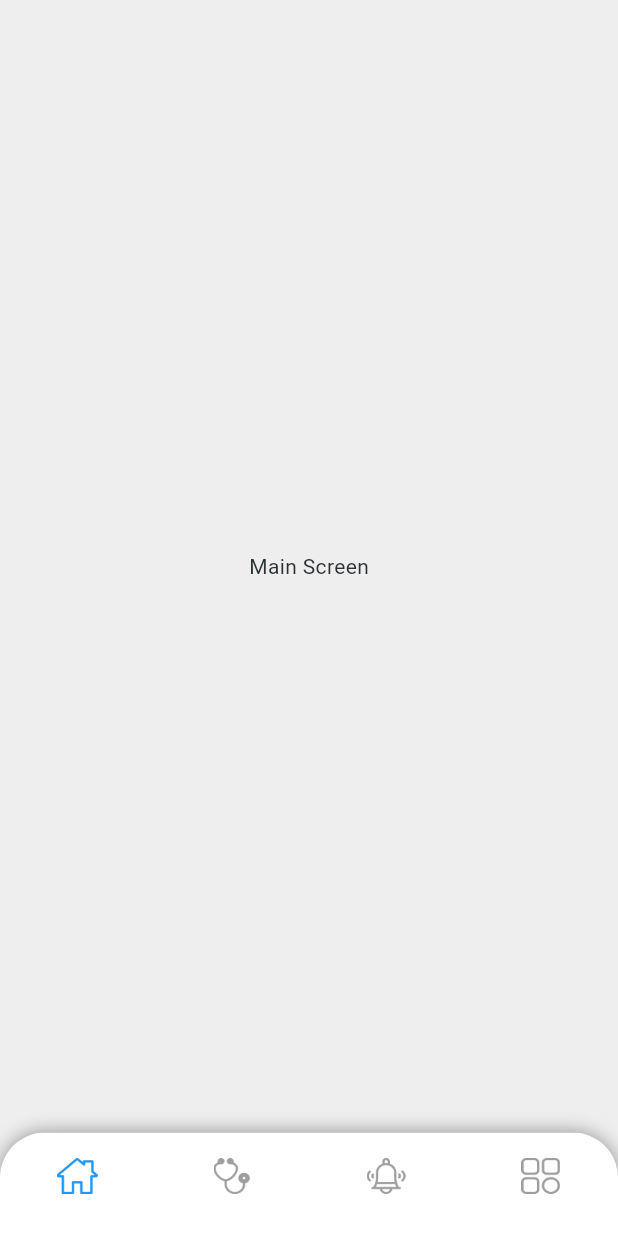
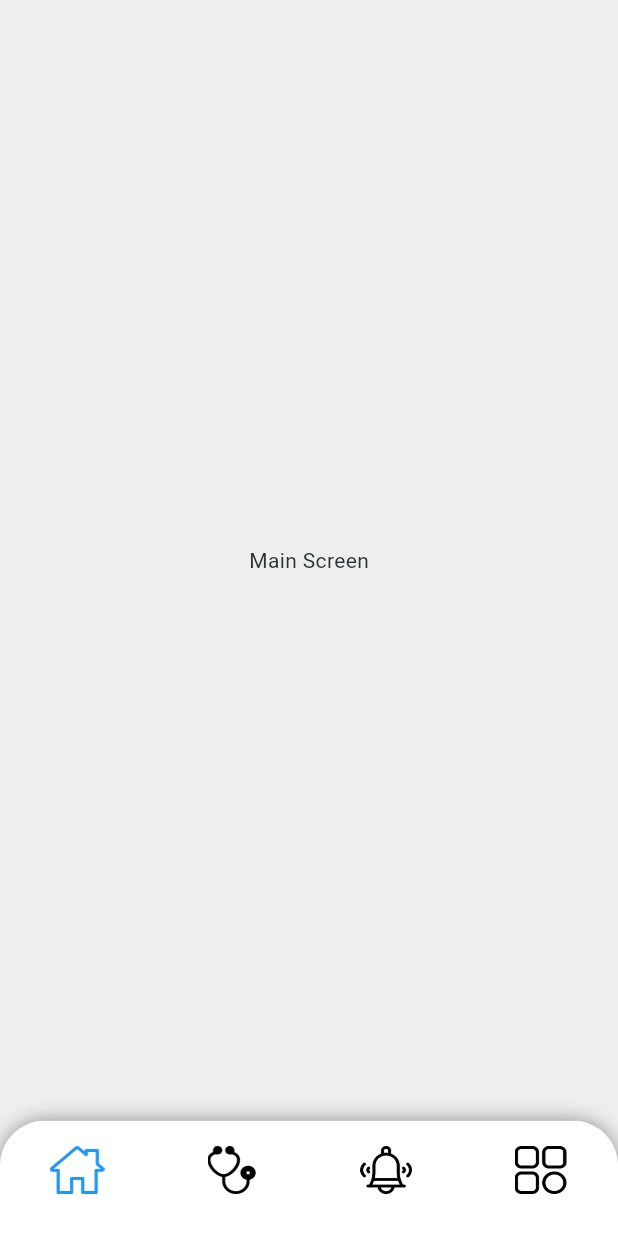
Before and after one commit to Durotann/DocApp, a Flutter app: the HomeScreen screen opened by its route, on a phone screen of 412 x 824 dp. Shown: the top 1233 px of the screen. Run offline on Flutter 3.47's test engine with Material 3 defaults, Android fonts, the phone set to English and light mode, and no system bars; our stand-ins replace auto_route, bloc, equatable, flutter_bloc, flutter_svg.

Commit message:
finish BottomNavigationBar

```diff
--- a/doc_app/lib/route_config/auto_route_config.dart
+++ b/doc_app/lib/route_config/auto_route_config.dart
@@ -18,6 +18,9 @@ class AppRouter extends RootStackRouter {
           page: HomeRoute.page,
           children: [
             AutoRoute(page: MainRoute.page),
+            AutoRoute(page: SearchRoute.page),
+            AutoRoute(page: NotificationRoute.page),
+            AutoRoute(page: ExtensionRoute.page),
           ],
         ),
       ];
--- a/doc_app/lib/ui/bottom_navigation_bar/bottom_navigation_bar.dart
+++ b/doc_app/lib/ui/bottom_navigation_bar/bottom_navigation_bar.dart
@@ -1,7 +1,6 @@
 import 'package:auto_route/auto_route.dart';
 import 'package:doc_app/route_config/auto_route_config.gr.dart';
 import 'package:flutter/material.dart';
-import 'package:flutter_svg/svg.dart';
 
 @RoutePage()
 class HomeScreen extends StatefulWidget {
@@ -20,10 +19,12 @@ class _HomeScreenState extends State<HomeScreen> {
     return AutoTabsRouter(
         routes: const [
           MainRoute(),
-          MainRoute(),
-          MainRoute(),
+          SearchRoute(),
+          NotificationRoute(),
+          ExtensionRoute(),
         ],
         builder: (context, child) {
+          final tabsRoute = AutoTabsRouter.of(context);
           return Scaffold(
             body: child,
             bottomNavigationBar: Container(
@@ -49,7 +50,9 @@ class _HomeScreenState extends State<HomeScreen> {
                   type: BottomNavigationBarType.fixed,
                   backgroundColor: Colors.white,
                   elevation: 1,
-                  onTap: changeTab,
+                  onTap: (value) {
+                    tabsRoute.setActiveIndex(value);
+                  },
                   selectedItemColor:
                       theme.bottomNavigationBarTheme.selectedItemColor,
                   currentIndex: currentIndex,
@@ -59,12 +62,14 @@ class _HomeScreenState extends State<HomeScreen> {
                         padding: const EdgeInsets.only(top: 10.0),
                         child: ColorFiltered(
                           colorFilter: ColorFilter.mode(
-                            currentIndex == 0 ? Colors.blue : Colors.grey,
+                            tabsRoute.activeIndex == 0
+                                ? Colors.blue
+                                : Colors.black,
                             BlendMode.srcIn,
                           ),
                           child: Image.asset(
                             "images/home1.png",
-                            scale: 4,
+                            scale: 3,
                           ),
                         ),
                       ),
@@ -75,10 +80,15 @@ class _HomeScreenState extends State<HomeScreen> {
                         padding: const EdgeInsets.only(top: 10.0),
                         child: ColorFiltered(
                           colorFilter: ColorFilter.mode(
-                            currentIndex == 1 ? Colors.blue : Colors.grey,
+                            tabsRoute.activeIndex == 1
+                                ? Colors.blue
+                                : Colors.black,
                             BlendMode.srcIn,
                           ),
-                          child: Image.asset('images/connect.png', scale: 4),
+                          child: Image.asset(
+                            'images/connect.png',
+                            scale: 3,
+                          ),
                         ),
                       ),
                       label: '',
@@ -88,11 +98,15 @@ class _HomeScreenState extends State<HomeScreen> {
                         padding: const EdgeInsets.only(top: 10.0),
                         child: ColorFiltered(
                           colorFilter: ColorFilter.mode(
-                            currentIndex == 2 ? Colors.blue : Colors.grey,
+                            tabsRoute.activeIndex == 2
+                                ? Colors.blue
+                                : Colors.black,
                             BlendMode.srcIn,
                           ),
-                          child:
-                              Image.asset('images/notification.png', scale: 4),
+                          child: Image.asset(
+                            'images/notification.png',
+                            scale: 3,
+                          ),
                         ),
                       ),
                       label: '',
@@ -102,10 +116,15 @@ class _HomeScreenState extends State<HomeScreen> {
                         padding: const EdgeInsets.only(top: 10.0),
                         child: ColorFiltered(
                           colorFilter: ColorFilter.mode(
-                            currentIndex == 3 ? Colors.blue : Colors.grey,
+                            tabsRoute.activeIndex == 3
+                                ? Colors.blue
+                                : Colors.black,
                             BlendMode.srcIn,
                           ),
-                          child: Image.asset('images/extension.png', scale: 4),
+                          child: Image.asset(
+                            'images/extension.png',
+                            scale: 3,
+                          ),
                         ),
                       ),
                       label: '',
@@ -117,25 +136,4 @@ class _HomeScreenState extends State<HomeScreen> {
           );
         });
   }
-
-  void changeTab(int index) {
-    setState(
-      () {
-        currentIndex = index;
-      },
-    );
-    switch (index) {
-      case 0:
-        // context.pushRoute('');
-        break;
-      case 1:
-        // context.goNamed('orders', pathParameters: {
-        //   "tabIndex": "new",
-        // });
-        break;
-      default:
-        // context.go('/profile');
-        break;
-    }
-  }
 }
```
Also changed, not shown: doc_app/lib/ui/extension_screen/bloc/extension_screen_bloc.dart (added, +13 -0 lines), doc_app/lib/ui/extension_screen/bloc/extension_screen_event.dart (added, +8 -0 lines), doc_app/lib/ui/extension_screen/bloc/extension_screen_state.dart (added, +10 -0 lines), doc_app/lib/ui/extension_screen/presentation/extension_screen.dart (added, +21 -0 lines), doc_app/lib/ui/notification_screen/bloc/notification_screen_bloc.dart (added, +13 -0 lines), doc_app/lib/ui/notification_screen/bloc/notification_screen_event.dart (added, +8 -0 lines), doc_app/lib/ui/notification_screen/bloc/notification_screen_state.dart (added, +10 -0 lines), doc_app/lib/ui/notification_screen/presentation/notification_screen.dart (added, +21 -0 lines), doc_app/lib/ui/search_screen/bloc/search_screen_bloc.dart (added, +13 -0 lines), doc_app/lib/ui/search_screen/bloc/search_screen_event.dart (added, +8 -0 lines), doc_app/lib/ui/search_screen/bloc/search_screen_state.dart (added, +10 -0 lines), doc_app/lib/ui/search_screen/presentation/search_screen.dart (added, +21 -0 lines), doc_app/lib/route_config/auto_route_config.gr.dart.
